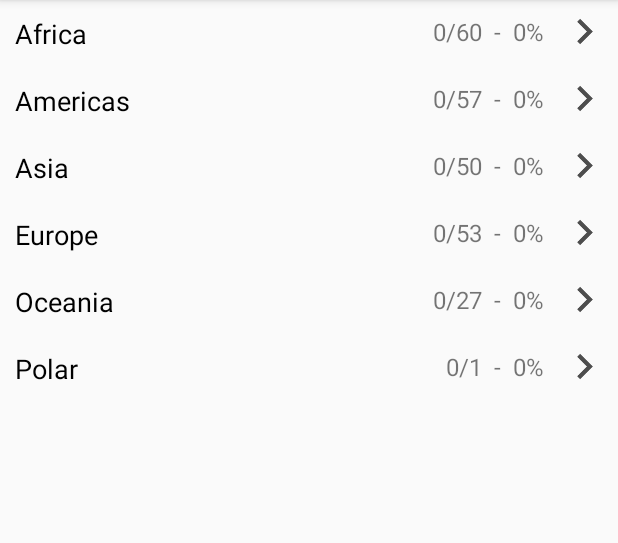
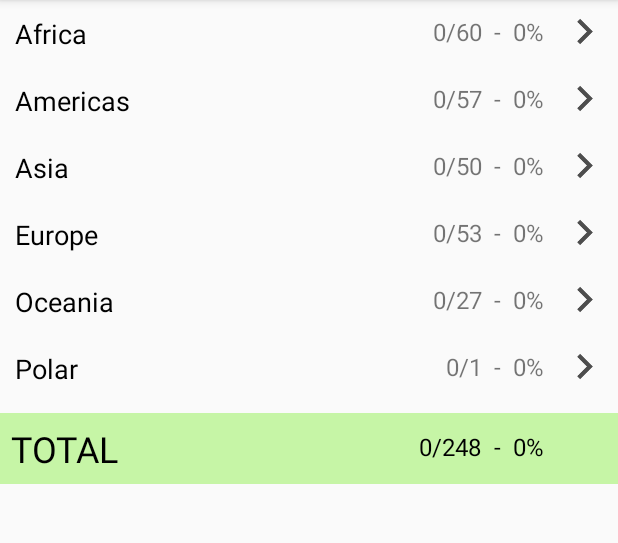
Before and after one commit to kcyl9/TravelExplorer, an Android app: the screen it shows after launch (MainActivity), on a phone screen of 412 x 824 dp, the part 84-627 px from its top. Run offline under Robolectric (Android 15) with nearby library versions, the phone set to English and light mode, and no system bars.

Commit message:
Created total fraction and percentage

```diff
--- a/app/src/main/java/edu/harvard/cs50/travelexplorer/MainActivity.java
+++ b/app/src/main/java/edu/harvard/cs50/travelexplorer/MainActivity.java
@@ -5,6 +5,7 @@ import androidx.recyclerview.widget.LinearLayoutManager;
 import androidx.recyclerview.widget.RecyclerView;
 
 import android.os.Bundle;
+import android.widget.TextView;
 
 import java.util.ArrayList;
 import java.util.Arrays;
@@ -32,6 +33,15 @@ public class MainActivity extends AppCompatActivity {
         linearLayoutManager = new LinearLayoutManager(getApplicationContext());
         recyclerView.setLayoutManager(linearLayoutManager);
 
+        TextView totalFractionTextView = findViewById(R.id.total_fraction);
+        TextView totalPercentTextView = findViewById(R.id.total_percent);
+
+        String totalFraction = visited.size() + "/248  -  ";
+        totalFractionTextView.setText(totalFraction);
+
+        String totalPercent = (Math.round((float)MainActivity.visited.size() * 100.0 / 248.0)) + "%";
+        totalPercentTextView.setText(totalPercent);
+
         RegionAdapter regionAdapter = new RegionAdapter((ArrayList<String>) regions, MainActivity.this);
         recyclerView.setAdapter(regionAdapter);
 
@@ -51,6 +61,14 @@ public class MainActivity extends AppCompatActivity {
     @Override
     protected void onResume() {
         super.onResume();
+        TextView totalFractionTextView = findViewById(R.id.total_fraction);
+        TextView totalPercentTextView = findViewById(R.id.total_percent);
+
+        String totalFraction = visited.size() + "/248  -  ";
+        totalFractionTextView.setText(totalFraction);
+
+        String totalPercent = (Math.round((float)MainActivity.visited.size() * 100.0 / 248.0)) + "%";
+        totalPercentTextView.setText(totalPercent);
         RegionAdapter regionAdapter = new RegionAdapter((ArrayList<String>) regions, MainActivity.this);
         recyclerView.setAdapter(regionAdapter);
     }
--- a/app/src/main/res/layout/activity_main.xml
+++ b/app/src/main/res/layout/activity_main.xml
@@ -1,5 +1,5 @@
 <?xml version="1.0" encoding="utf-8"?>
-<androidx.constraintlayout.widget.ConstraintLayout xmlns:android="http://schemas.android.com/apk/res/android"
+<RelativeLayout xmlns:android="http://schemas.android.com/apk/res/android"
     xmlns:app="http://schemas.android.com/apk/res-auto"
     xmlns:tools="http://schemas.android.com/tools"
     android:layout_width="match_parent"
@@ -8,7 +8,41 @@
 
     <androidx.recyclerview.widget.RecyclerView
         android:layout_width="match_parent"
-        android:layout_height="match_parent"
+        android:layout_height="wrap_content"
         android:id="@+id/recycler_view" />
 
-</androidx.constraintlayout.widget.ConstraintLayout>
+    <RelativeLayout
+        android:layout_width="match_parent"
+        android:layout_height="wrap_content"
+        android:layout_below="@+id/recycler_view"
+        android:layout_marginTop="7dp"
+        android:background="@color/lime" >
+        <TextView
+            android:layout_width="wrap_content"
+            android:layout_height="wrap_content"
+            android:id="@+id/total"
+            android:layout_margin="7dp"
+            android:textColor="#000000"
+            android:textSize="24dp"
+            android:text="TOTAL" />
+
+        <TextView
+            android:id="@+id/total_fraction"
+            android:layout_width="wrap_content"
+            android:layout_height="wrap_content"
+            android:textSize="16dp"
+            android:textColor="#000000"
+            android:layout_marginTop="11dp"
+            android:layout_toLeftOf="@+id/total_percent" />
+
+        <TextView
+            android:id="@+id/total_percent"
+            android:layout_width="wrap_content"
+            android:layout_height="wrap_content"
+            android:textSize="16dp"
+            android:textColor="#000000"
+            android:layout_alignParentRight="true"
+            android:layout_marginTop="11dp"
+            android:layout_marginRight="49dp" />
+    </RelativeLayout>
+</RelativeLayout>
--- a/app/src/main/res/values/colors.xml
+++ b/app/src/main/res/values/colors.xml
@@ -3,4 +3,5 @@
     <color name="colorPrimary">#6200EE</color>
     <color name="colorPrimaryDark">#3700B3</color>
     <color name="colorAccent">#03DAC5</color>
+    <color name="lime">#C6F5A6</color>
 </resources>
```
